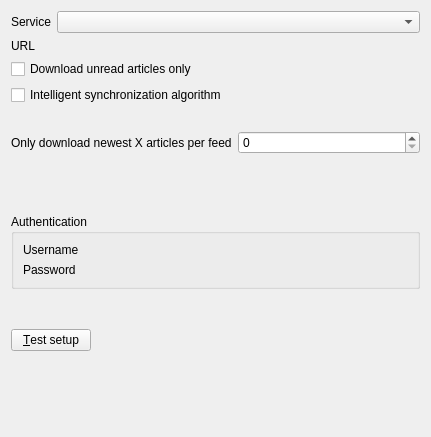
Above: src/librssguard/services/greader/gui/greaderaccountdetails.ui from martinrotter/rssguard before the change. Below: the same form after it.
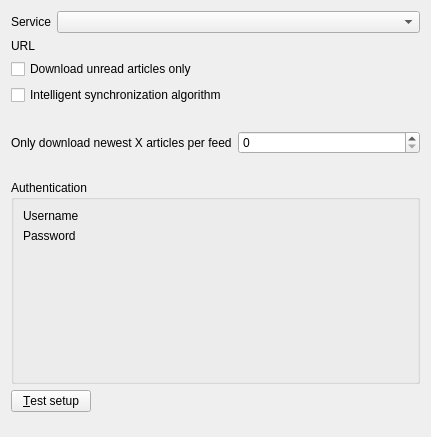
That is the form after the change. Custom widgets are drawn as their Qt base class.

```diff
--- a/src/librssguard/services/greader/gui/greaderaccountdetails.ui
+++ b/src/librssguard/services/greader/gui/greaderaccountdetails.ui
@@ -79,58 +79,55 @@
      </property>
     </widget>
    </item>
+   <item row="13" column="0" colspan="2">
+    <layout class="QHBoxLayout" name="horizontalLayout_2">
+     <item>
+      <widget class="QPushButton" name="m_btnTestSetup">
+       <property name="text">
+        <string>&amp;Test setup</string>
+       </property>
+      </widget>
+     </item>
+     <item>
+      <widget class="LabelWithStatus" name="m_lblTestResult" native="true">
+       <property name="sizePolicy">
+        <sizepolicy hsizetype="Expanding" vsizetype="Preferred">
+         <horstretch>0</horstretch>
+         <verstretch>0</verstretch>
+        </sizepolicy>
+       </property>
+       <property name="layoutDirection">
+        <enum>Qt::RightToLeft</enum>
+       </property>
+      </widget>
+     </item>
+    </layout>
+   </item>
+   <item row="14" column="0" colspan="2">
+    <spacer name="verticalSpacer">
+     <property name="orientation">
+      <enum>Qt::Vertical</enum>
+     </property>
+     <property name="sizeHint" stdset="0">
+      <size>
+       <width>409</width>
+       <height>60</height>
+      </size>
+     </property>
+    </spacer>
+   </item>
    <item row="10" column="0" colspan="2">
-    <widget class="ResizableStackedWidget" name="m_stackedAuth">
+    <widget class="QGroupBox" name="m_gbAuth">
      <property name="sizePolicy">
       <sizepolicy hsizetype="Preferred" vsizetype="Maximum">
        <horstretch>0</horstretch>
        <verstretch>0</verstretch>
       </sizepolicy>
-     </property>
-     <property name="currentIndex">
-      <number>0</number>
-     </property>
-     <widget class="QWidget" name="m_authClassic">
-      <property name="sizePolicy">
-       <sizepolicy hsizetype="Preferred" vsizetype="Maximum">
-        <horstretch>0</horstretch>
-        <verstretch>0</verstretch>
-       </sizepolicy>
-      </property>
-      <layout class="QVBoxLayout" name="verticalLayout">
-       <property name="leftMargin">
-        <number>0</number>
-       </property>
-       <property name="topMargin">
-        <number>0</number>
-       </property>
-       <property name="rightMargin">
-        <number>0</number>
-       </property>
-       <property name="bottomMargin">
-        <number>0</number>
-       </property>
-       <item>
-        <widget class="QGroupBox" name="m_gbAuthentication">
-         <property name="sizePolicy">
-          <sizepolicy hsizetype="Preferred" vsizetype="Maximum">
-           <horstretch>0</horstretch>
-           <verstretch>0</verstretch>
-          </sizepolicy>
-         </property>
-         <property name="toolTip">
-          <string>Some feeds require authentication, including GMail feeds. BASIC, NTLM-2 and DIGEST-MD5 authentication schemes are supported.</string>
          </property>
          <property name="title">
           <string>Authentication</string>
          </property>
-         <property name="flat">
-          <bool>false</bool>
-         </property>
-         <property name="checked">
-          <bool>false</bool>
-         </property>
-         <layout class="QFormLayout" name="formLayout_2">
+     <layout class="QFormLayout" name="formLayout_4">
           <item row="0" column="0">
            <widget class="QLabel" name="label_4">
             <property name="text">
@@ -144,7 +141,38 @@
           <item row="0" column="1">
            <widget class="LineEditWithStatus" name="m_txtUsername" native="true"/>
           </item>
-          <item row="1" column="0">
+      <item row="1" column="0" colspan="2">
+       <widget class="ResizableStackedWidget" name="m_stackedAuth">
+        <property name="sizePolicy">
+         <sizepolicy hsizetype="Preferred" vsizetype="Maximum">
+          <horstretch>0</horstretch>
+          <verstretch>0</verstretch>
+         </sizepolicy>
+        </property>
+        <property name="currentIndex">
+         <number>0</number>
+        </property>
+        <widget class="QWidget" name="m_authClassic">
+         <property name="sizePolicy">
+          <sizepolicy hsizetype="Preferred" vsizetype="Maximum">
+           <horstretch>0</horstretch>
+           <verstretch>0</verstretch>
+          </sizepolicy>
+         </property>
+         <layout class="QFormLayout" name="formLayout_2">
+          <property name="leftMargin">
+           <number>0</number>
+          </property>
+          <property name="topMargin">
+           <number>0</number>
+          </property>
+          <property name="rightMargin">
+           <number>0</number>
+          </property>
+          <property name="bottomMargin">
+           <number>0</number>
+          </property>
+          <item row="0" column="0">
            <widget class="QLabel" name="label_5">
             <property name="text">
              <string>Password</string>
@@ -154,14 +182,11 @@
             </property>
            </widget>
           </item>
-          <item row="1" column="1">
+          <item row="0" column="1">
            <widget class="LineEditWithStatus" name="m_txtPassword" native="true"/>
           </item>
          </layout>
         </widget>
-       </item>
-      </layout>
-     </widget>
      <widget class="QWidget" name="m_authOauth">
       <property name="sizePolicy">
        <sizepolicy hsizetype="Preferred" vsizetype="Maximum">
@@ -280,42 +305,8 @@
      </widget>
     </widget>
    </item>
-   <item row="11" column="0" colspan="2">
-    <layout class="QHBoxLayout" name="horizontalLayout_2">
-     <item>
-      <widget class="QPushButton" name="m_btnTestSetup">
-       <property name="text">
-        <string>&amp;Test setup</string>
-       </property>
-      </widget>
-     </item>
-     <item>
-      <widget class="LabelWithStatus" name="m_lblTestResult" native="true">
-       <property name="sizePolicy">
-        <sizepolicy hsizetype="Expanding" vsizetype="Preferred">
-         <horstretch>0</horstretch>
-         <verstretch>0</verstretch>
-        </sizepolicy>
-       </property>
-       <property name="layoutDirection">
-        <enum>Qt::RightToLeft</enum>
-       </property>
-      </widget>
-     </item>
-    </layout>
-   </item>
-   <item row="12" column="0" colspan="2">
-    <spacer name="verticalSpacer">
-     <property name="orientation">
-      <enum>Qt::Vertical</enum>
-     </property>
-     <property name="sizeHint" stdset="0">
-      <size>
-       <width>409</width>
-       <height>60</height>
-      </size>
-     </property>
-    </spacer>
+     </layout>
+    </widget>
    </item>
   </layout>
  </widget>
```
Lines whose indentation alone changed are shown as unchanged.
